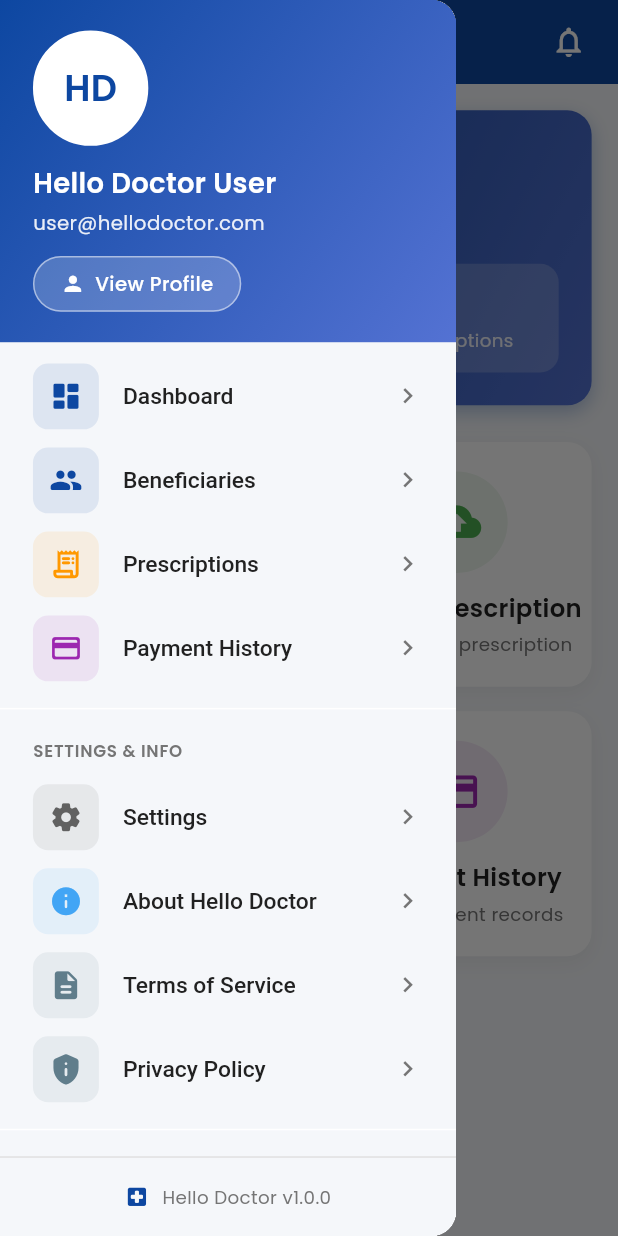
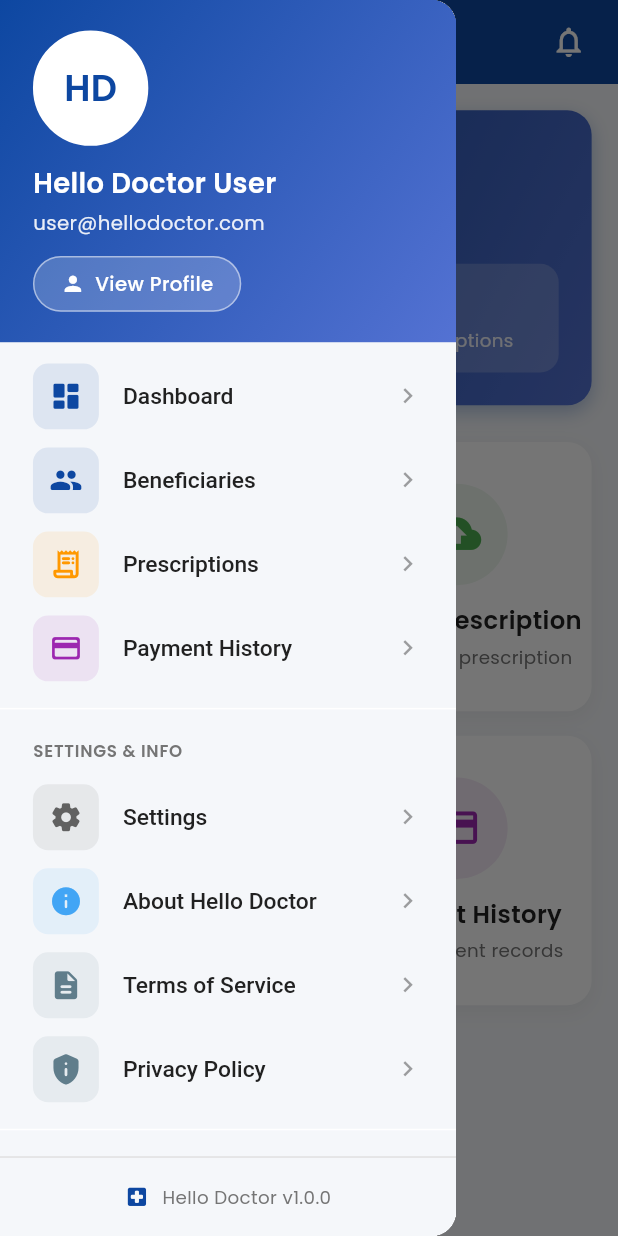
Before and after one commit to Comfie/hello-doctor-app, a Flutter app: the DashboardView screen opened by its route, with the side drawer open, on a phone screen of 412 x 824 dp. Run offline on Flutter 3.47's test engine with Material 3 defaults, Android fonts, the phone set to English and light mode, and no system bars; our stand-ins replace awesome_notifications, cached_network_image, dio, firebase_core, firebase_messaging, flutter_screenutil and 9 more; accounts and stored records are empty; network calls fail; project files that could hold a hidden picture were left out.

Commit message:
fix: Update dashboard cards and navigation drawer to support dark mode

```diff
--- a/lib/app/components/app_drawer.dart
+++ b/lib/app/components/app_drawer.dart
@@ -184,7 +184,7 @@ class AppDrawer extends StatelessWidget {
                       style: TextStyle(
                         fontSize: 11.sp,
                         fontWeight: FontWeight.w600,
-                        color: LightThemeColors.bodySmallTextColor,
+                        color: Theme.of(context).textTheme.bodySmall?.color,
                         letterSpacing: 0.5,
                       ),
                     ),
@@ -273,7 +273,7 @@ class AppDrawer extends StatelessWidget {
               decoration: BoxDecoration(
                 border: Border(
                   top: BorderSide(
-                    color: LightThemeColors.dividerColor,
+                    color: Theme.of(context).dividerColor,
                     width: 1,
                   ),
                 ),
@@ -291,7 +291,7 @@ class AppDrawer extends StatelessWidget {
                     'Hello Doctor v1.0.0',
                     style: TextStyle(
                       fontSize: 12.sp,
-                      color: LightThemeColors.bodySmallTextColor,
+                      color: Theme.of(context).textTheme.bodySmall?.color,
                     ),
                   ),
                 ],
@@ -338,12 +338,12 @@ class _DrawerMenuItem extends StatelessWidget {
         style: TextStyle(
           fontSize: 15.sp,
           fontWeight: FontWeight.w500,
-          color: LightThemeColors.bodyTextColor,
+          color: Theme.of(context).textTheme.bodyLarge?.color,
         ),
       ),
       trailing: Icon(
         Icons.chevron_right,
-        color: LightThemeColors.iconColorLight,
+        color: Theme.of(context).iconTheme.color?.withOpacity(0.5),
         size: 20.sp,
       ),
       onTap: onTap,
--- a/lib/app/modules/dashboard/views/dashboard_view.dart
+++ b/lib/app/modules/dashboard/views/dashboard_view.dart
@@ -219,7 +219,7 @@ class DashboardView extends GetView<DashboardController> {
         crossAxisCount: 2,
         crossAxisSpacing: 16.w,
         mainAxisSpacing: 16.h,
-        childAspectRatio: 1.1,
+        childAspectRatio: 1.0,
       ),
       itemCount: cards.length,
       itemBuilder: (context, index) {
@@ -234,7 +234,7 @@ class DashboardView extends GetView<DashboardController> {
       borderRadius: BorderRadius.circular(16.r),
       child: Container(
         decoration: BoxDecoration(
-          color: Colors.white,
+          color: Theme.of(Get.context!).cardColor,
           borderRadius: BorderRadius.circular(16.r),
           boxShadow: [
             BoxShadow(
@@ -265,7 +265,7 @@ class DashboardView extends GetView<DashboardController> {
               style: TextStyle(
                 fontSize: 16.sp,
                 fontWeight: FontWeight.bold,
-                color: LightThemeColors.bodyTextColor,
+                color: Theme.of(Get.context!).textTheme.bodyLarge?.color,
               ),
               textAlign: TextAlign.center,
             ),
@@ -276,7 +276,7 @@ class DashboardView extends GetView<DashboardController> {
                 cardData.subtitle,
                 style: TextStyle(
                   fontSize: 12.sp,
-                  color: LightThemeColors.bodySmallTextColor,
+                  color: Theme.of(Get.context!).textTheme.bodySmall?.color,
                 ),
                 textAlign: TextAlign.center,
                 maxLines: 2,
```
